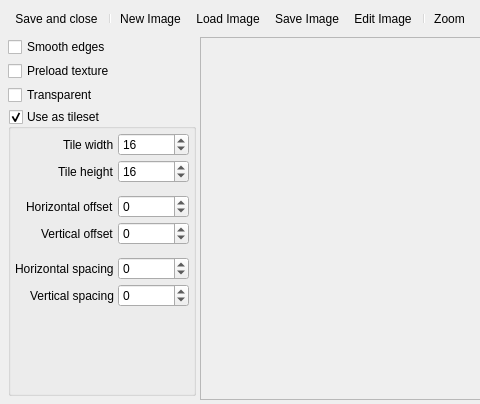
Above: Editors/BackgroundEditor.ui from enigma-dev/RadialGM before the change; both pictures show x 0 to 480 and y 0 to 404 of the 720 by 404 pixel window. Below: the same form after it.
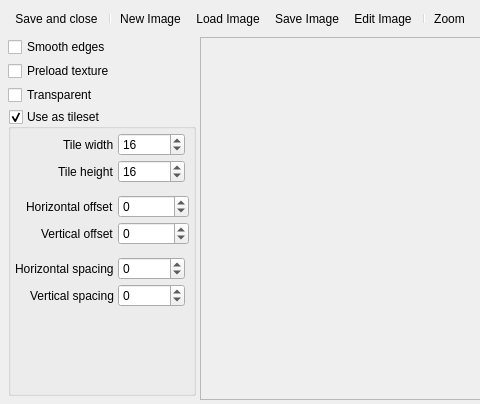
That is the form after the change. Icons and pictures are not drawn. Custom widgets are drawn as their Qt base class.

```diff
--- a/Editors/BackgroundEditor.ui
+++ b/Editors/BackgroundEditor.ui
@@ -212,7 +212,7 @@
              <bool>true</bool>
             </property>
             <property name="minimum">
-             <number>-2147483647</number>
+             <number>0</number>
             </property>
             <property name="maximum">
              <number>2147483647</number>
@@ -238,7 +238,7 @@
              <bool>true</bool>
             </property>
             <property name="minimum">
-             <number>-2147483647</number>
+             <number>0</number>
             </property>
             <property name="maximum">
              <number>2147483647</number>
@@ -317,7 +317,7 @@
              <bool>true</bool>
             </property>
             <property name="minimum">
-             <number>-2147483647</number>
+             <number>0</number>
             </property>
             <property name="maximum">
              <number>2147483647</number>
@@ -337,7 +337,7 @@
              <bool>true</bool>
             </property>
             <property name="minimum">
-             <number>-2147483647</number>
+             <number>0</number>
             </property>
             <property name="maximum">
              <number>2147483647</number>
```
Left out of the diff: 22 changed lines with no effect on the pictures.
